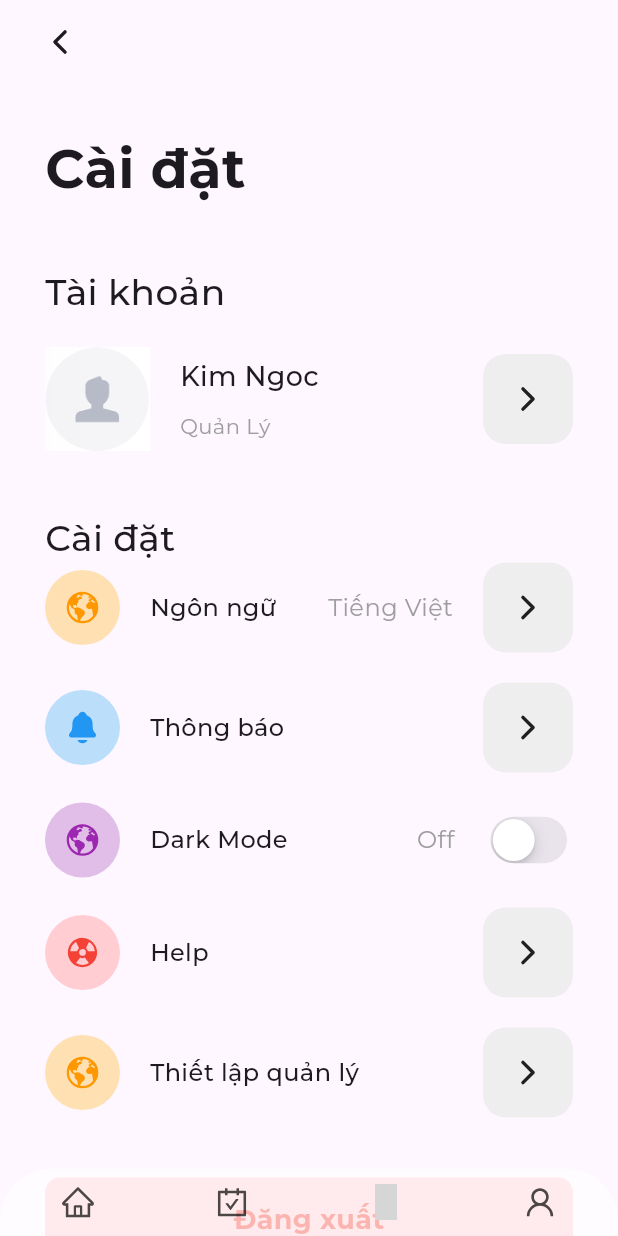
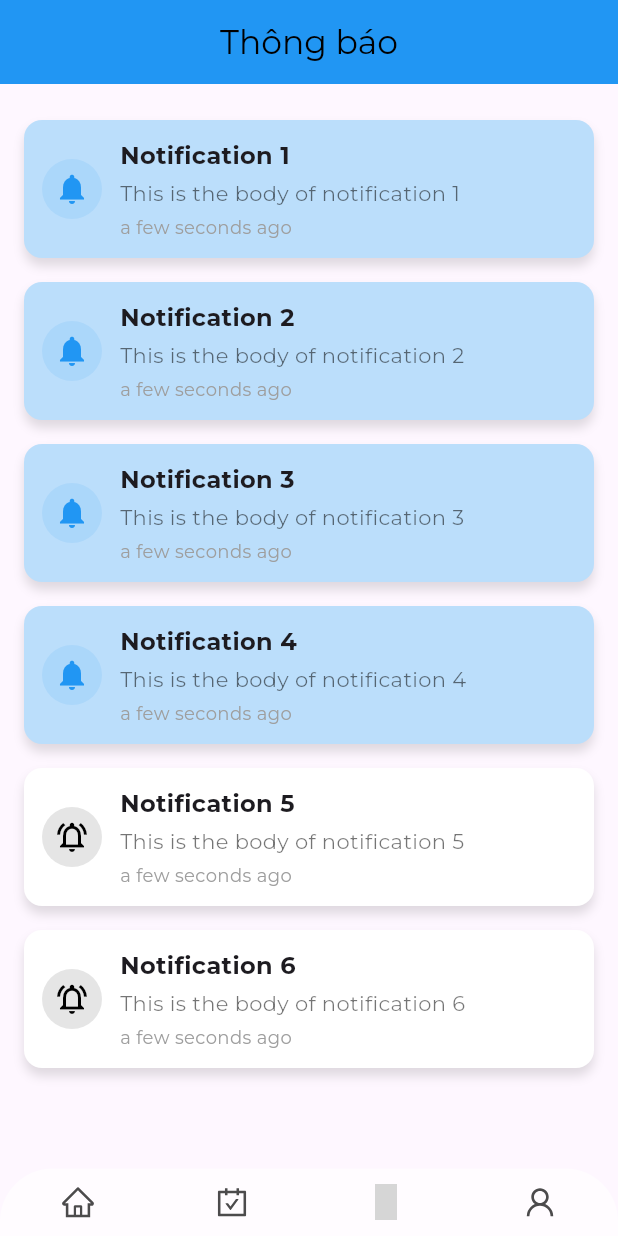
Before and after one commit to ngoc-it/hr_management, a Flutter app: the screen it shows after launch, swiped to page 3, on a phone screen of 412 x 824 dp. Run offline on Flutter 3.47's test engine with Material 3 defaults, Android fonts, the phone set to English and light mode, and no system bars; our stand-ins replace animate_do, flutter_vector_icons, google_fonts, ionicons; grey boxes are pictures that could not be loaded.

Commit message:
Them thong bao

```diff
--- a/lib/account_screen.dart
+++ b/lib/account_screen.dart
@@ -49,13 +49,13 @@ class _AccountScreenState extends State<AccountScreen> {
   @override
   Widget build(BuildContext context) {
     return Scaffold(
-      appBar: AppBar(
-        leading: IconButton(
-          onPressed: () {},
-          icon: const Icon(Ionicons.chevron_back_outline),
-        ),
-        leadingWidth: 80,
-      ),
+      // appBar: AppBar(
+      //   leading: IconButton(
+      //     onPressed: () {},
+      //     icon: const Icon(Ionicons.chevron_back_outline),
+      //   ),
+      //   leadingWidth: 80,
+      // ),
       body: SingleChildScrollView(
         child: Padding(
           padding: const EdgeInsets.all(30),
--- a/lib/home_screen.dart
+++ b/lib/home_screen.dart
@@ -109,7 +109,7 @@ GestureDetector(
                 userWorkedWith(
                   "Vào ca",
                   "assets/user1.jpg",
-                  Colors.grey,
+                  const Color.fromARGB(255, 44, 9, 147),
                   "07:38",
                 ),
                 // userWorkedWith(
--- a/lib/login_screen.dart
+++ b/lib/login_screen.dart
@@ -40,9 +40,9 @@ class _LoginScreenState extends State<LoginScreen> {
           gradient: LinearGradient(
             begin: Alignment.topCenter,
             colors: [
-              Colors.orange.shade900,
-              Colors.orange.shade800,
-              Colors.orange.shade400
+              const Color.fromARGB(255, 13, 29, 209),
+              const Color.fromARGB(255, 4, 81, 236),
+              const Color.fromARGB(255, 9, 159, 228)
             ]
           )
         ),
@@ -55,9 +55,9 @@ class _LoginScreenState extends State<LoginScreen> {
               child: Column(
                 crossAxisAlignment: CrossAxisAlignment.start,
                 children: <Widget>[
-                  FadeInUp(duration: Duration(milliseconds: 1000), child: Text("Login", style: TextStyle(color: Colors.white, fontSize: 40),)),
+                  FadeInUp(duration: Duration(milliseconds: 1000), child: Text("Đăng nhập", style: TextStyle(color: Colors.white, fontSize: 40),)),
                   SizedBox(height: 10,),
-                  FadeInUp(duration: Duration(milliseconds: 1300), child: Text("Welcome Back", style: TextStyle(color: Colors.white, fontSize: 18),)),
+                  FadeInUp(duration: Duration(milliseconds: 1300), child: Text("Chào mừng trở lại", style: TextStyle(color: Colors.white, fontSize: 18),)),
                 ],
               ),
             ),
@@ -92,7 +92,7 @@ class _LoginScreenState extends State<LoginScreen> {
                                 ),
                                 child: TextField(
                                   decoration: InputDecoration(
-                                    hintText: "Email or Phone number",
+                                    hintText: "Email",
                                     hintStyle: TextStyle(color: Colors.grey),
                                     border: InputBorder.none
                                   ),
@@ -106,7 +106,7 @@ class _LoginScreenState extends State<LoginScreen> {
                                 child: TextField(
                                   obscureText: true,
                                   decoration: InputDecoration(
-                                    hintText: "Password",
+                                    hintText: "Mật khẩu",
                                     hintStyle: TextStyle(color: Colors.grey),
                                     border: InputBorder.none
                                   ),
@@ -116,13 +116,13 @@ class _LoginScreenState extends State<LoginScreen> {
                           ),
                         )),
                         SizedBox(height: 40,),
-                        FadeInUp(duration: Duration(milliseconds: 1500), child: Text("Forgot Password?", style: TextStyle(color: Colors.grey),)),
+                        FadeInUp(duration: Duration(milliseconds: 1500), child: Text("Quên mật khẩu?", style: TextStyle(color: Colors.grey),)),
                         SizedBox(height: 40,),
                         FadeInUp(duration: Duration(milliseconds: 1600), child: MaterialButton(
                           onPressed: () {},
                           height: 50,
                           // margin: EdgeInsets.symmetric(horizontal: 50),
-                          color: Colors.orange[900],
+                          color: const Color.fromARGB(255, 3, 81, 250),
                           shape: RoundedRectangleBorder(
                             borderRadius: BorderRadius.circular(50),
 
@@ -130,11 +130,11 @@ class _LoginScreenState extends State<LoginScreen> {
                           // decoration: BoxDecoration(
                           // ),
                           child: Center(
-                            child: Text("Login", style: TextStyle(color: Colors.white, fontWeight: FontWeight.bold),),
+                            child: Text("ĐĂNG NHẬP", style: TextStyle(color: Colors.white, fontWeight: FontWeight.bold),),
                           ),
                         )),
                         SizedBox(height: 50,),
-                        FadeInUp(duration: Duration(milliseconds: 1700), child: Text("Continue with social media", style: TextStyle(color: Colors.grey),)),
+                        FadeInUp(duration: Duration(milliseconds: 1700), child: Text("Đăng nhập với?", style: TextStyle(color: Colors.grey),)),
                         SizedBox(height: 30,),
                         Row(
                           children: <Widget>[
@@ -142,12 +142,12 @@ class _LoginScreenState extends State<LoginScreen> {
                               child: FadeInUp(duration: Duration(milliseconds: 1800), child: MaterialButton(
                                 onPressed: (){},
                                 height: 50,
-                                color: Colors.blue,
+                                color: const Color.fromARGB(255, 240, 17, 17),
                                 shape: RoundedRectangleBorder(
                                   borderRadius: BorderRadius.circular(50),
                                 ),
                                 child: Center(
-                                  child: Text("Facebook", style: TextStyle(color: Colors.white, fontWeight: FontWeight.bold),),
+                                  child: Text("Google", style: TextStyle(color: Colors.white, fontWeight: FontWeight.bold),),
                                 ),
                               )),
                             ),
@@ -160,9 +160,9 @@ class _LoginScreenState extends State<LoginScreen> {
                                   borderRadius: BorderRadius.circular(50),
 
                                 ),
-                                color: Colors.black,
+                                color: const Color.fromARGB(255, 9, 40, 243),
                                 child: Center(
-                                  child: Text("Github", style: TextStyle(color: Colors.white, fontWeight: FontWeight.bold),),
+                                  child: Text("Facebook", style: TextStyle(color: Colors.white, fontWeight: FontWeight.bold),),
                                 ),
                               )),
                             )
--- a/lib/notification_screen.dart
+++ b/lib/notification_screen.dart
@@ -0,0 +1,147 @@
+import 'dart:convert';
+import 'package:flutter/material.dart';
+import 'package:flutter_application_1/home_screen.dart';
+
+class NotificationScreen extends StatelessWidget {
+  final List<NotificationItem> notifications = [
+    NotificationItem(
+        title: 'Notification 1',
+        body: 'This is the body of notification 1',
+        time: 'a few seconds ago',
+        icon: Icons.notifications,
+        backgroundColor: Colors.blue.shade100,
+        iconColor: Colors.blue),
+    NotificationItem(
+        title: 'Notification 2',
+        body: 'This is the body of notification 2',
+        time: 'a few seconds ago',
+        icon: Icons.notifications,
+        backgroundColor: Colors.blue.shade100,
+        iconColor: Colors.blue),
+    NotificationItem(
+        title: 'Notification 3',
+        body: 'This is the body of notification 3',
+        time: 'a few seconds ago',
+        icon: Icons.notifications,
+        backgroundColor: Colors.blue.shade100,
+        iconColor: Colors.blue),
+    NotificationItem(
+        title: 'Notification 4',
+        body: 'This is the body of notification 4',
+        time: 'a few seconds ago',
+        icon: Icons.notifications,
+        backgroundColor: Colors.blue.shade100,
+        iconColor: Colors.blue),
+    NotificationItem(
+        title: 'Notification 5',
+        body: 'This is the body of notification 5',
+        time: 'a few seconds ago',
+        icon: Icons.notifications_active_outlined,
+        backgroundColor: Colors.white,
+        iconColor: Colors.black),
+    NotificationItem(
+        title: 'Notification 6',
+        body: 'This is the body of notification 6',
+        time: 'a few seconds ago',
+        icon: Icons.notifications_active_outlined,
+        backgroundColor: Colors.white,
+        iconColor: Colors.black),
+  ];
+
+  @override
+  Widget build(BuildContext context) {
+    return Scaffold(
+      appBar: AppBar(
+
+
+        title: Text('Thông báo', style: TextStyle(color: Colors.black)),
+        backgroundColor: Colors.blue, // Thay đổi màu nền AppBar ở đây
+        elevation: 0,
+        centerTitle: true,
+        iconTheme: IconThemeData(color: Colors.black), // Thay đổi màu icon
+      ),
+      body: Padding(
+        padding: const EdgeInsets.all(16.0),
+        child: ListView.builder(
+          itemCount: notifications.length,
+          itemBuilder: (context, index) {
+            return NotificationCard(item: notifications[index]);
+          },
+        ),
+      ),
+    );
+  }
+}
+
+class NotificationItem {
+  final String title;
+  final String body;
+  final String time;
+  final IconData icon;
+  final Color backgroundColor;
+  final Color iconColor;
+
+  NotificationItem({
+    required this.title,
+    required this.body,
+    required this.time,
+    required this.icon,
+    required this.backgroundColor,
+    required this.iconColor,
+  });
+}
+
+class NotificationCard extends StatelessWidget {
+  final NotificationItem item;
+
+  const NotificationCard({Key? key, required this.item}) : super(key: key);
+
+  @override
+  Widget build(BuildContext context) {
+    return Container(
+      margin: const EdgeInsets.symmetric(vertical: 8.0),
+      padding: const EdgeInsets.all(12.0),
+      decoration: BoxDecoration(
+        color: item.backgroundColor,
+        borderRadius: BorderRadius.circular(12),
+        boxShadow: [
+          BoxShadow(
+            color: Colors.black12,
+            blurRadius: 5,
+            offset: Offset(0, 5),
+          ),
+        ],
+      ),
+      child: Row(
+        children: [
+          CircleAvatar(
+            backgroundColor: item.iconColor.withOpacity(0.1),
+            child: Icon(item.icon, color: item.iconColor),
+          ),
+          SizedBox(width: 12),
+          Expanded(
+            child: Column(
+              crossAxisAlignment: CrossAxisAlignment.start,
+              children: [
+                Text(
+                  item.title,
+                  style: TextStyle(fontWeight: FontWeight.bold, fontSize: 16),
+                ),
+                SizedBox(height: 4),
+                Text(
+                  item.body,
+                  style: TextStyle(color: Colors.black54),
+                ),
+                SizedBox(height: 4),
+                Text(
+                  item.time,
+                  style: TextStyle(color: Colors.grey, fontSize: 12),
+                ),
+              ],
+            ),
+          ),
+        ],
+      ),
+    );
+  }
+}
--- a/lib/view_screen.dart
+++ b/lib/view_screen.dart
@@ -2,6 +2,8 @@ import 'package:flutter/material.dart';
 import 'package:flutter_application_1/home_screen.dart';
 import 'package:flutter_application_1/account_screen.dart';
 import 'package:flutter_application_1/assign_work.dart';
+import 'package:flutter_application_1/notification_screen.dart';
+
 import 'package:flutter_vector_icons/flutter_vector_icons.dart';
 
 class Views extends StatefulWidget {
@@ -41,7 +43,7 @@ class _ViewsState extends State<Views> {
                 HomeScreen(), // Trang HomeScreen ở đây
                 // Thêm các trang khác nếu có
                 AssignWorkPage(),
-
+                NotificationScreen(),
                 AccountScreen(),
               ],
             ),
```
